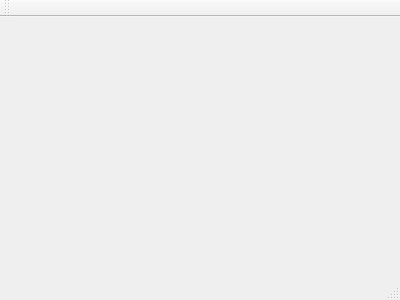
This is mainwindow.ui in Sobaka12345/SimpleXMLReader as Qt 5 draws it before an edit. The edited form follows.
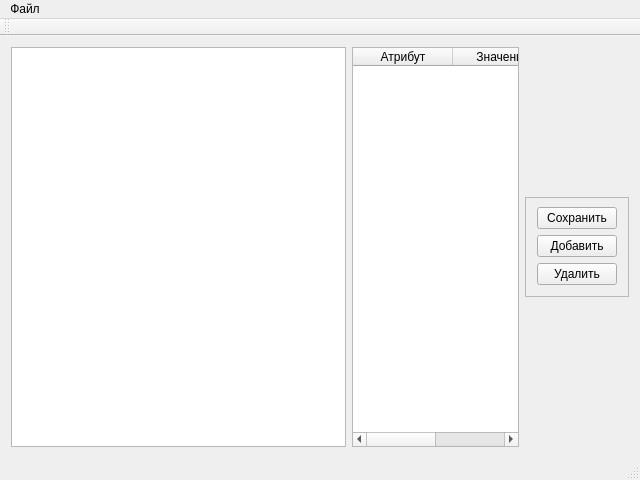
This is the edited form.

```diff
--- a/mainwindow.ui
+++ b/mainwindow.ui
@@ -1,24 +1,172 @@
 <ui version="4.0">
  <class>MainWindow</class>
- <widget class="QMainWindow" name="MainWindow" >
-  <property name="geometry" >
+ <widget class="QMainWindow" name="MainWindow">
+  <property name="windowModality">
+   <enum>Qt::NonModal</enum>
+  </property>
+  <property name="geometry">
    <rect>
     <x>0</x>
     <y>0</y>
-    <width>400</width>
-    <height>300</height>
+    <width>640</width>
+    <height>480</height>
    </rect>
   </property>
-  <property name="windowTitle" >
+  <property name="sizePolicy">
+   <sizepolicy hsizetype="Preferred" vsizetype="Preferred">
+    <horstretch>0</horstretch>
+    <verstretch>0</verstretch>
+   </sizepolicy>
+  </property>
+  <property name="windowTitle">
    <string>MainWindow</string>
   </property>
-  <widget class="QMenuBar" name="menuBar" />
-  <widget class="QToolBar" name="mainToolBar" />
-  <widget class="QWidget" name="centralWidget" />
-  <widget class="QStatusBar" name="statusBar" />
+  <widget class="QWidget" name="centralWidget">
+   <layout class="QHBoxLayout" name="horizontalLayout">
+    <item>
+     <widget class="QTreeView" name="treeView">
+      <property name="sizePolicy">
+       <sizepolicy hsizetype="Expanding" vsizetype="Expanding">
+        <horstretch>8</horstretch>
+        <verstretch>0</verstretch>
+       </sizepolicy>
+      </property>
+      <property name="frameShadow">
+       <enum>QFrame::Sunken</enum>
+      </property>
+      <property name="lineWidth">
+       <number>3</number>
+      </property>
+      <property name="uniformRowHeights">
+       <bool>false</bool>
+      </property>
+      <property name="sortingEnabled">
+       <bool>true</bool>
+      </property>
+      <property name="animated">
+       <bool>true</bool>
+      </property>
+      <property name="wordWrap">
+       <bool>false</bool>
+      </property>
+      <attribute name="headerDefaultSectionSize">
+       <number>200</number>
+      </attribute>
+     </widget>
+    </item>
+    <item>
+     <widget class="QTableWidget" name="tableWidget">
+      <property name="sizePolicy">
+       <sizepolicy hsizetype="Expanding" vsizetype="Expanding">
+        <horstretch>4</horstretch>
+        <verstretch>0</verstretch>
+       </sizepolicy>
+      </property>
+      <property name="selectionMode">
+       <enum>QAbstractItemView::SingleSelection</enum>
+      </property>
+      <column>
+       <property name="text">
+        <string>Атрибут</string>
+       </property>
+      </column>
+      <column>
+       <property name="text">
+        <string>Значение</string>
+       </property>
+      </column>
+     </widget>
+    </item>
+    <item>
+     <widget class="QFrame" name="frame">
+      <property name="sizePolicy">
+       <sizepolicy hsizetype="Preferred" vsizetype="Preferred">
+        <horstretch>1</horstretch>
+        <verstretch>0</verstretch>
+       </sizepolicy>
+      </property>
+      <property name="maximumSize">
+       <size>
+        <width>16777215</width>
+        <height>100</height>
+       </size>
+      </property>
+      <property name="frameShape">
+       <enum>QFrame::StyledPanel</enum>
+      </property>
+      <property name="frameShadow">
+       <enum>QFrame::Raised</enum>
+      </property>
+      <layout class="QVBoxLayout" name="verticalLayout">
+       <property name="topMargin">
+        <number>9</number>
+       </property>
+       <item>
+        <widget class="QPushButton" name="pushButton_3">
+         <property name="text">
+          <string>Сохранить</string>
+         </property>
+        </widget>
+       </item>
+       <item>
+        <widget class="QPushButton" name="pushButton">
+         <property name="text">
+          <string>Добавить</string>
+         </property>
+        </widget>
+       </item>
+       <item>
+        <widget class="QPushButton" name="pushButton_2">
+         <property name="text">
+          <string>Удалить</string>
+         </property>
+        </widget>
+       </item>
+      </layout>
+     </widget>
+    </item>
+   </layout>
+  </widget>
+  <widget class="QMenuBar" name="menuBar">
+   <property name="geometry">
+    <rect>
+     <x>0</x>
+     <y>0</y>
+     <width>640</width>
+     <height>21</height>
+    </rect>
+   </property>
+   <widget class="QMenu" name="menu">
+    <property name="title">
+     <string>Файл</string>
+    </property>
+    <addaction name="openFile"/>
+    <addaction name="exit"/>
+    <addaction name="separator"/>
+   </widget>
+   <addaction name="menu"/>
+  </widget>
+  <widget class="QStatusBar" name="statusBar"/>
+  <widget class="QToolBar" name="mainToolBar">
+   <attribute name="toolBarArea">
+    <enum>TopToolBarArea</enum>
+   </attribute>
+   <attribute name="toolBarBreak">
+    <bool>false</bool>
+   </attribute>
+  </widget>
+  <action name="openFile">
+   <property name="text">
+    <string>Открыть файл ...</string>
+   </property>
+  </action>
+  <action name="exit">
+   <property name="text">
+    <string>Выход</string>
+   </property>
+  </action>
  </widget>
- <layoutDefault spacing="6" margin="11" />
- <pixmapfunction></pixmapfunction>
+ <layoutdefault spacing="6" margin="11"/>
  <resources/>
  <connections/>
 </ui>
```
Left out of the diff: 1 changed line with no effect on the pictures.
